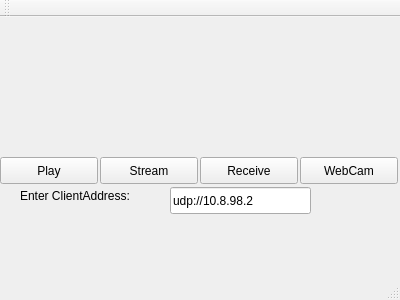
Qt form mainwindow.ui (lasitha1991/VLC-Security-IP-Solution) before a commit.
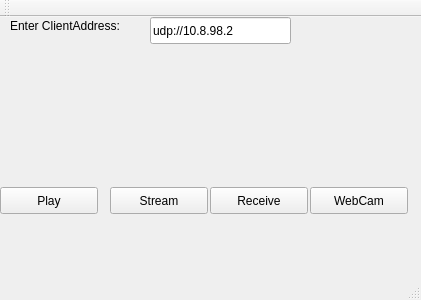
The same form after that commit.

Commit message: webcam loaded to gui

Patch:
```diff
--- a/mainwindow.ui
+++ b/mainwindow.ui
@@ -6,7 +6,7 @@
    <rect>
     <x>0</x>
     <y>0</y>
-    <width>400</width>
+    <width>421</width>
     <height>300</height>
    </rect>
   </property>
@@ -17,10 +17,10 @@
    <widget class="QWidget" name="display" native="true">
     <property name="geometry">
      <rect>
-      <x>19</x>
-      <y>19</y>
+      <x>20</x>
+      <y>30</y>
       <width>361</width>
-      <height>111</height>
+      <height>131</height>
      </rect>
     </property>
    </widget>
@@ -28,7 +28,7 @@
     <property name="geometry">
      <rect>
       <x>0</x>
-      <y>140</y>
+      <y>170</y>
       <width>98</width>
       <height>27</height>
      </rect>
@@ -40,8 +40,8 @@
    <widget class="QPushButton" name="BtnStream">
     <property name="geometry">
      <rect>
-      <x>100</x>
-      <y>140</y>
+      <x>110</x>
+      <y>170</y>
       <width>98</width>
       <height>27</height>
      </rect>
@@ -53,8 +53,8 @@
    <widget class="QLineEdit" name="txtClientAddr">
     <property name="geometry">
      <rect>
-      <x>170</x>
-      <y>170</y>
+      <x>150</x>
+      <y>0</y>
       <width>141</width>
       <height>27</height>
      </rect>
@@ -66,8 +66,8 @@
    <widget class="QLabel" name="labelClientAddr">
     <property name="geometry">
      <rect>
-      <x>20</x>
-      <y>170</y>
+      <x>10</x>
+      <y>0</y>
       <width>151</width>
       <height>17</height>
      </rect>
@@ -79,8 +79,8 @@
    <widget class="QPushButton" name="BtnReceive">
     <property name="geometry">
      <rect>
-      <x>200</x>
-      <y>140</y>
+      <x>210</x>
+      <y>170</y>
       <width>98</width>
       <height>27</height>
      </rect>
@@ -92,8 +92,8 @@
    <widget class="QPushButton" name="BtnWebCam">
     <property name="geometry">
      <rect>
-      <x>300</x>
-      <y>140</y>
+      <x>310</x>
+      <y>170</y>
       <width>98</width>
       <height>27</height>
      </rect>
```
Left out of the diff: 2 changed lines with no effect on the pictures. The commit also changes 5 other files.
